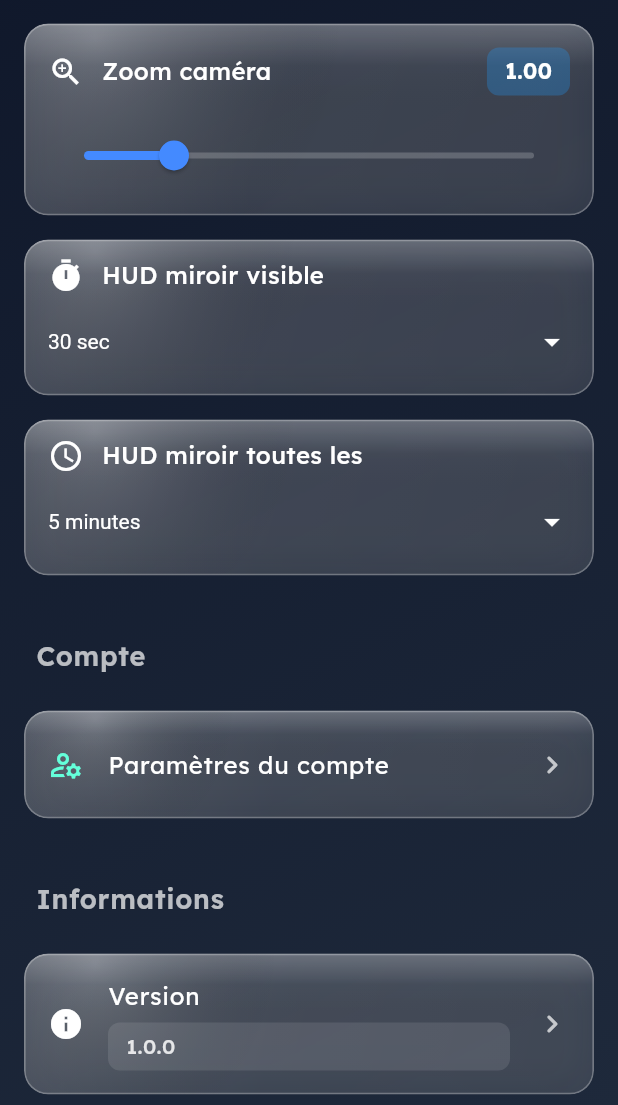
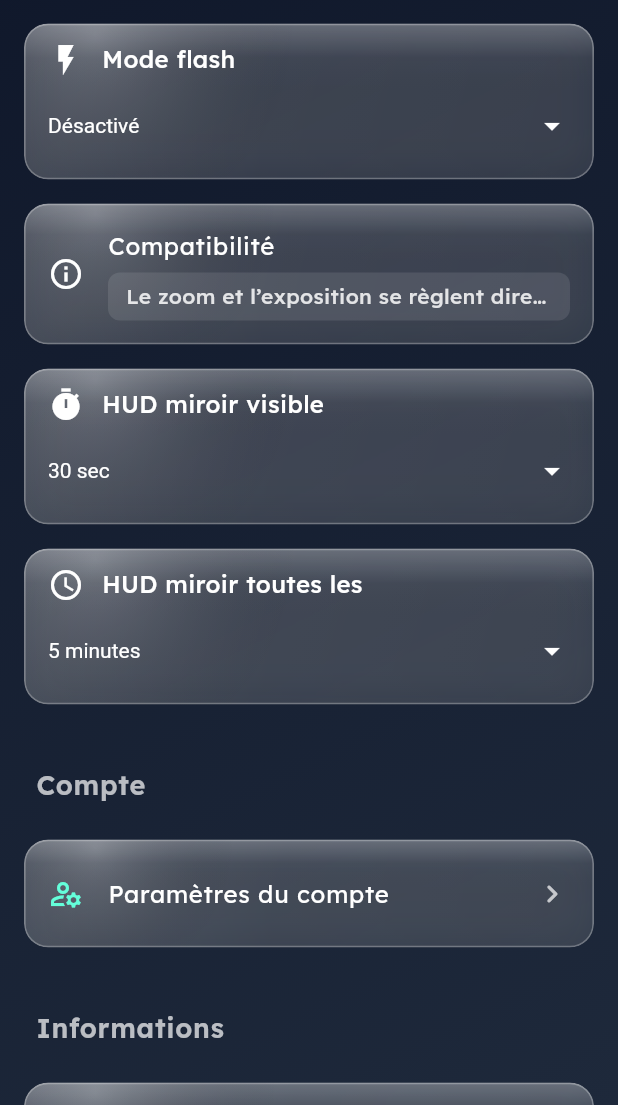
Before and after one commit to josoavj/magicmirror, a Flutter app: the SettingsScreen screen opened by its route, scrolled down 2304 dp, on a phone screen of 412 x 824 dp, the part 131-1236 px from its top. Run offline on Flutter 3.47's test engine with Material 3 defaults, Android fonts, the phone set to English and light mode, and no system bars; our stand-ins replace camera, connectivity_plus, dio, file_picker, flutter_dotenv, flutter_riverpod and 9 more; missing offline and left inert: google_ml_kit; accounts and stored records are empty.

Commit message:
chore: update lib/features/settings/presentation/screens/settings_screen.dart

```diff
--- a/lib/features/settings/presentation/screens/settings_screen.dart
+++ b/lib/features/settings/presentation/screens/settings_screen.dart
@@ -332,17 +332,53 @@ class SettingsScreen extends ConsumerWidget {
                             .setCameraFlipped(value);
                       },
                     ),
-                    SettingsSlider(
-                      icon: Icons.zoom_in,
-                      label: 'Zoom caméra',
-                      value: settings.cameraZoom,
-                      min: 0.5,
-                      max: 3.0,
+                    SettingsDropdown<String>(
+                      icon: Icons.flash_on,
+                      label: 'Mode flash',
+                      value: settings.cameraFlashMode,
+                      items: const [
+                        DropdownMenuItem(
+                          value: 'off',
+                          child: Text(
+                            'Désactivé',
+                            style: TextStyle(color: Colors.white),
+                          ),
+                        ),
+                        DropdownMenuItem(
+                          value: 'auto',
+                          child: Text(
+                            'Auto',
+                            style: TextStyle(color: Colors.white),
+                          ),
+                        ),
+                        DropdownMenuItem(
+                          value: 'always',
+                          child: Text(
+                            'Activé',
+                            style: TextStyle(color: Colors.white),
+                          ),
+                        ),
+                        DropdownMenuItem(
+                          value: 'torch',
+                          child: Text(
+                            'Torche',
+                            style: TextStyle(color: Colors.white),
+                          ),
+                        ),
+                      ],
                       onChanged: (value) {
-                        ref
-                            .read(appSettingsProvider.notifier)
-                            .setCameraZoom(value);
+                        if (value != null) {
+                          ref
+                              .read(appSettingsProvider.notifier)
+                              .setCameraFlashMode(value);
+                        }
                       },
+                    ),
+                    SettingsInfo(
+                      icon: Icons.info_outline,
+                      label: 'Compatibilité',
+                      value:
+                          'Le zoom et l’exposition se règlent directement sur la caméra avec une interface animée.',
                     ),
                     SettingsDropdown<int>(
                       icon: Icons.timer,
```
